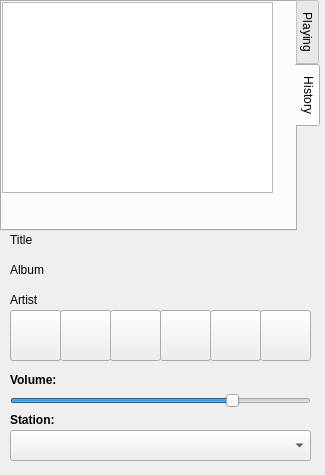
JeffHoogland/qAndora, file qAndora.ui: the form before one commit.
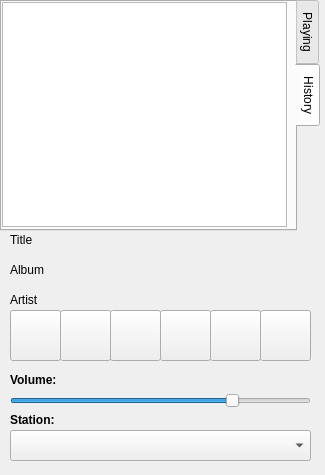
The form after the commit. The open tabs and pages were chosen to show the change. Icons and pictures are not drawn.

The edit to the form file:
```diff
--- a/qAndora.ui
+++ b/qAndora.ui
@@ -955,10 +955,16 @@
        <rect>
         <x>0</x>
         <y>0</y>
-        <width>271</width>
-        <height>191</height>
+        <width>285</width>
+        <height>225</height>
        </rect>
       </property>
+      <property name="minimumSize">
+       <size>
+        <width>285</width>
+        <height>225</height>
+       </size>
+      </property>
      </widget>
     </widget>
    </widget>
```
